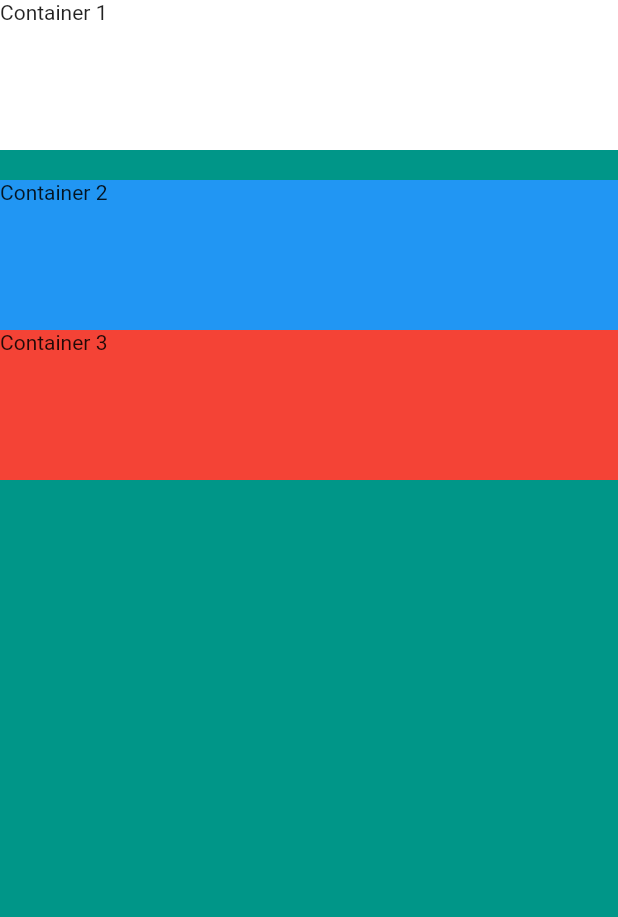
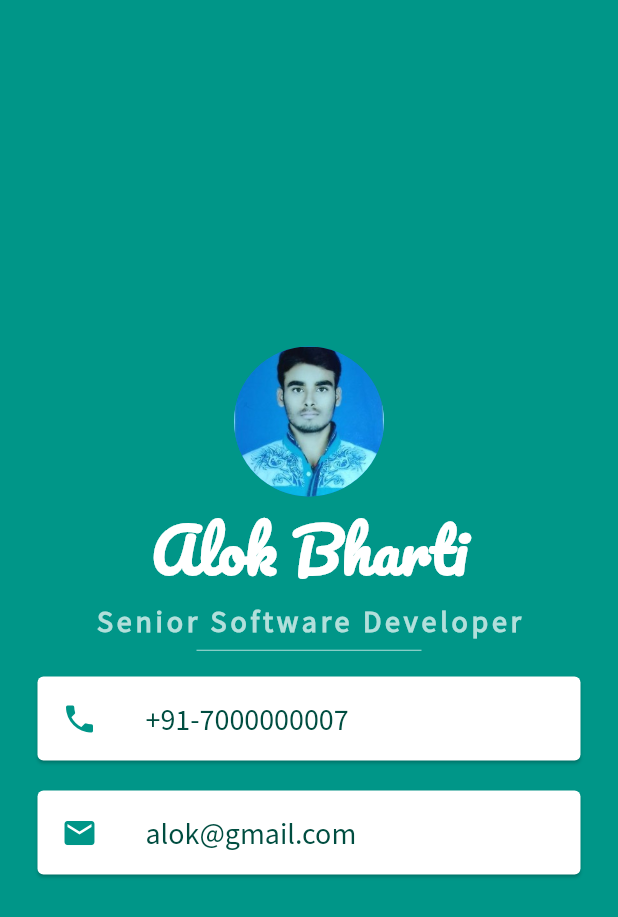
Before and after one commit to alokcs17/MyApp, a Flutter app: the screen it shows after launch, on a phone screen of 412 x 824 dp. Shown: the top 917 px of the screen. Run offline on Flutter 3.47's test engine with Material 2 defaults, Android fonts, the phone set to English and light mode, and no system bars.

Commit message:
flutter_login design

```diff
--- a/lib/main.dart
+++ b/lib/main.dart
@@ -15,26 +15,65 @@ class MyApp extends StatelessWidget {
         backgroundColor: Colors.teal,
         body: SafeArea(
             child: Column(
-          crossAxisAlignment: CrossAxisAlignment.stretch,
+          mainAxisAlignment: MainAxisAlignment.center,
           children: [
-            Container(
-              height: 100.0,
-              color: Colors.white,
-              child: Text('Container 1'),
+            CircleAvatar(
+              radius: 50.0,
+              backgroundImage: AssetImage('images/PICTURE.jpg'),
+            ),
+            Text(
+              'Alok Bharti',
+              style: TextStyle(
+                  fontFamily: 'Pacifico',
+                  fontSize: 40.0,
+                  color: Colors.white,
+                  fontWeight: FontWeight.bold),
+            ),
+            Text(
+              'Senior Software Developer',
+              style: TextStyle(
+                  fontFamily: 'Source Sans Pro',
+                  color: Colors.teal.shade100,
+                  fontSize: 20.0,
+                  fontWeight: FontWeight.bold,
+                  letterSpacing: 2.5),
             ),
             SizedBox(
-              height: 20.0,
+              height: 15.0,
+              width: 150.0,
+              child: Divider(
+                color: Colors.teal.shade100,
+              ),
             ),
-            Container(
-              height: 100.0,
-              color: Colors.blue,
-              child: Text('Container 2'),
-            ),
-            Container(
-              height: 100.0,
-              color: Colors.red,
-              child: Text('Container 3'),
-            ),
+            Card(
+                color: Colors.white,
+                margin: EdgeInsets.symmetric(vertical: 10.0, horizontal: 25.0),
+                child: ListTile(
+                  leading: Icon(
+                    Icons.phone,
+                    color: Colors.teal,
+                  ),
+                  title: Text(
+                    '+91-7000000007',
+                    style: TextStyle(
+                        color: Colors.teal.shade900,
+                        fontSize: 20.0,
+                        fontFamily: 'Source Sans Pro'),
+                  ),
+                )),
+            Card(
+                color: Colors.white,
+                margin: EdgeInsets.symmetric(vertical: 10.0, horizontal: 25.0),
+                child: ListTile(
+                  leading: Icon(Icons.email, color: Colors.teal),
+                  title: Text(
+                    'alok@gmail.com',
+                    style: TextStyle(
+                        color: Colors.teal.shade900,
+                        fontSize: 20.0,
+                        fontFamily: 'Source Sans Pro'),
+                  ),
+                )),
           ],
         )),
       ),
```
Also changed, not shown: pubspec.yaml (+9 -0 lines), fonts/Pacifico-Regular.ttf (added), fonts/SourceSansPro-Regular.ttf (added).
